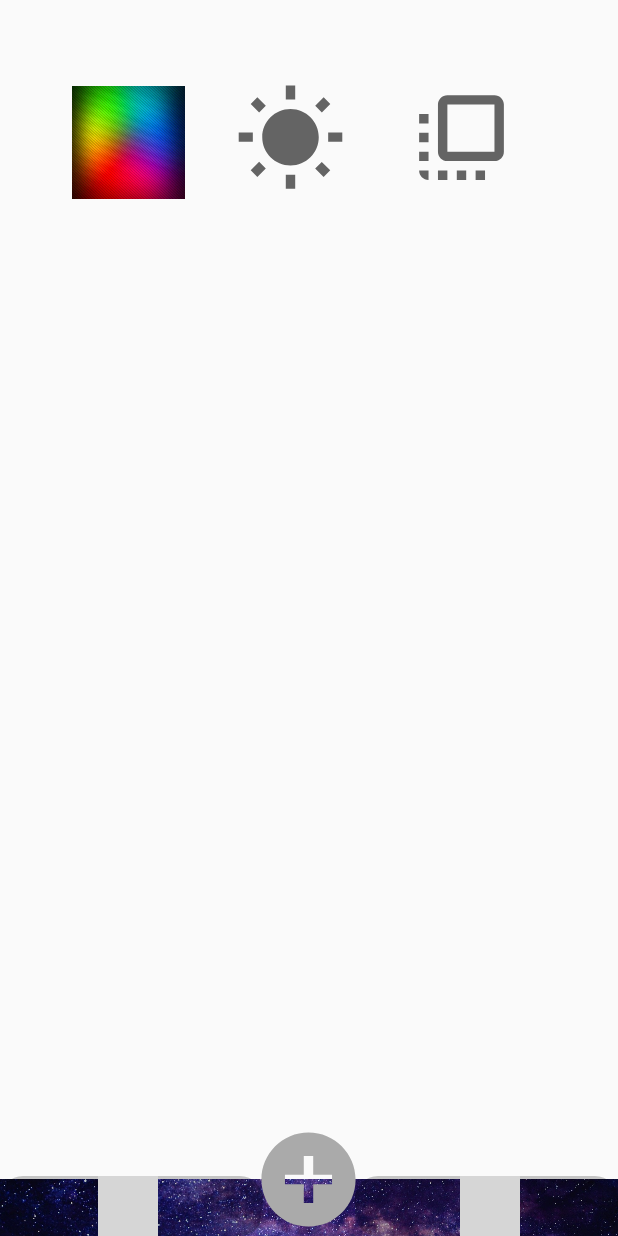
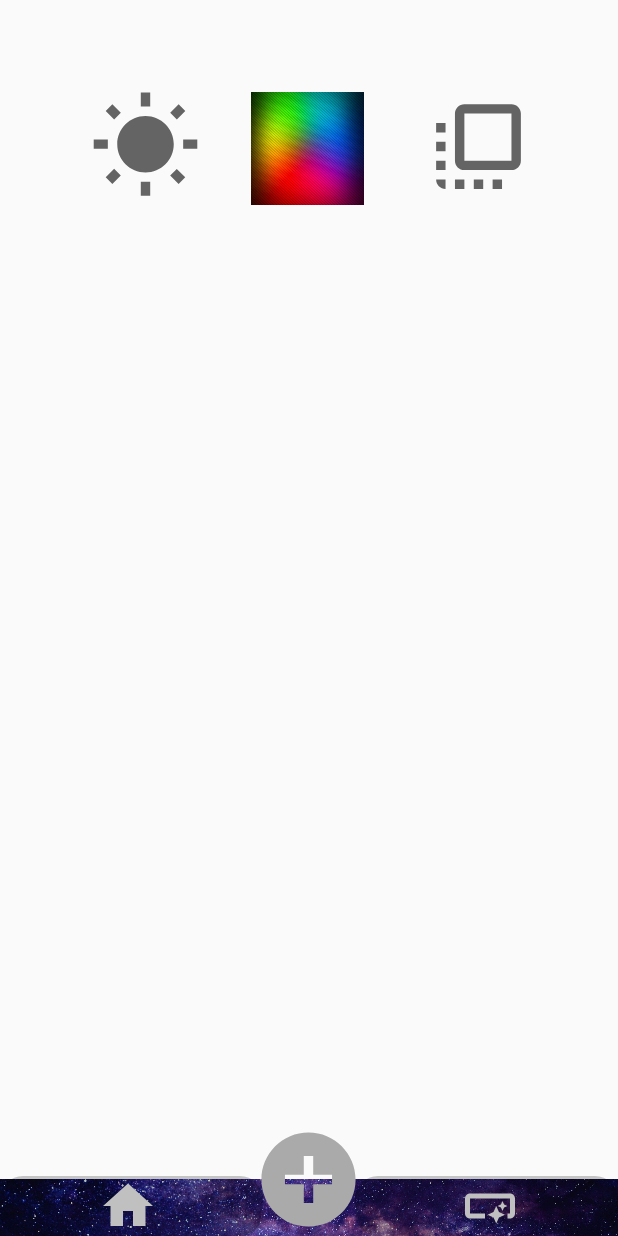
Before and after one commit to Luis29178/BlueApp, an Android app: the PresetActivity screen opened directly, with no data from a screen before it, on a phone screen of 412 x 824 dp. Run offline under Robolectric (Android 15) with nearby library versions, the phone set to English and light mode, and no system bars; grey boxes are pictures that could not be loaded.

Commit message:
Rainbow , Fade , Stic are functioning.

```diff
--- a/app/src/main/java/com/example/theblueapp/BlueToothActivity.java
+++ b/app/src/main/java/com/example/theblueapp/BlueToothActivity.java
@@ -211,11 +211,15 @@ public class BlueToothActivity extends AppCompatActivity implements AdapterView.
     public  void  bOpenPresetActivity(View view)
     {
         Intent mOpenPresets = new Intent(BlueToothActivity.this, PresetActivity.class);
+        BluetoothDevice temp = getIntent().getExtras().getParcelable("currDevice");
+        mOpenPresets.putExtra("currDevice",temp);
         startActivity(mOpenPresets);
     }
     public void bOpenHomeActivity(View view)
     {
         Intent mopenMain = new Intent(BlueToothActivity.this, MainActivity.class);
+        BluetoothDevice temp = getIntent().getExtras().getParcelable("currDevice");
+        mopenMain.putExtra("currDevice",temp);
         startActivity(mopenMain);
 
 
--- a/app/src/main/java/com/example/theblueapp/Color_Dialog.java
+++ b/app/src/main/java/com/example/theblueapp/Color_Dialog.java
@@ -120,7 +120,7 @@ public class Color_Dialog extends AppCompatDialogFragment {
                     _cGreen.setProgress(g);
                     _cBlue.setProgress(b);*/
 
-                    BTHEXcolor = '<'+ String.valueOf(r) +'+'+ String.valueOf(g) +'-'+ String.valueOf(b)+'>';
+                    BTHEXcolor = '<'+ String.valueOf(r) +'+'+ String.valueOf(g) +'-'+ String.valueOf(b)+"*S"+'>';
 
 
                 }
--- /dev/null
+++ b/app/src/main/res/drawable/ic_home.xml
@@ -0,0 +1,10 @@
+<vector xmlns:android="http://schemas.android.com/apk/res/android"
+    android:width="24dp"
+    android:height="24dp"
+    android:viewportWidth="24"
+    android:viewportHeight="24"
+    android:tint="@color/white">
+  <path
+      android:fillColor="@android:color/white"
+      android:pathData="M10,20v-6h4v6h5v-8h3L12,3 2,12h3v8z"/>
+</vector>
--- /dev/null
+++ b/app/src/main/res/drawable/ic_presets.xml
@@ -0,0 +1,10 @@
+<vector xmlns:android="http://schemas.android.com/apk/res/android"
+    android:width="24dp"
+    android:height="24dp"
+    android:viewportWidth="24"
+    android:viewportHeight="24"
+    android:tint="@color/white">
+  <path
+      android:fillColor="@android:color/white"
+      android:pathData="M22,9v6c0,1.1 -0.9,2 -2,2h-1l0,-2h1V9H4v6h6v2H4c-1.1,0 -2,-0.9 -2,-2V9c0,-1.1 0.9,-2 2,-2h16C21.1,7 22,7.9 22,9zM14.5,19l1.09,-2.41L18,15.5l-2.41,-1.09L14.5,12l-1.09,2.41L11,15.5l2.41,1.09L14.5,19zM17,14l0.62,-1.38L19,12l-1.38,-0.62L17,10l-0.62,1.38L15,12l1.38,0.62L17,14zM14.5,19l1.09,-2.41L18,15.5l-2.41,-1.09L14.5,12l-1.09,2.41L11,15.5l2.41,1.09L14.5,19zM17,14l0.62,-1.38L19,12l-1.38,-0.62L17,10l-0.62,1.38L15,12l1.38,0.62L17,14z"/>
+</vector>
--- a/app/src/main/res/layout/color_piker.xml
+++ b/app/src/main/res/layout/color_piker.xml
@@ -1,7 +1,6 @@
 <?xml version="1.0" encoding="utf-8"?>
 <RelativeLayout xmlns:android="http://schemas.android.com/apk/res/android"
     xmlns:app="http://schemas.android.com/apk/res-auto"
-    xmlns:tools="http://schemas.android.com/tools"
     android:layout_width="match_parent"
     android:layout_height="match_parent">
 
--- a/app/src/main/res/layout/presets_layout.xml
+++ b/app/src/main/res/layout/presets_layout.xml
@@ -12,10 +12,12 @@
         android:layout_alignParentStart="true"
         android:layout_alignParentLeft="true"
         android:layout_alignParentTop="true"
-        android:layout_marginStart="48dp"
-        android:layout_marginLeft="48dp"
-        android:layout_marginTop="57dp"
-        android:background="@drawable/rainbow" />
+        android:layout_marginStart="167dp"
+        android:layout_marginLeft="167dp"
+        android:layout_marginTop="61dp"
+        android:background="@drawable/rainbow"
+        android:onClick="RainbowMode"
+        />
 
     <ImageButton
         android:id="@+id/Natural"
@@ -24,10 +26,11 @@
         android:layout_alignParentStart="true"
         android:layout_alignParentLeft="true"
         android:layout_alignParentTop="true"
-        android:layout_marginStart="156dp"
-        android:layout_marginLeft="156dp"
-        android:layout_marginTop="55dp"
-        android:background="@drawable/ic_natural" />
+        android:layout_marginStart="59dp"
+        android:layout_marginLeft="59dp"
+        android:layout_marginTop="60dp"
+        android:background="@drawable/ic_natural"
+        android:onClick="StaticMode"/>
 
     <ImageButton
         android:id="@+id/Rave"
@@ -36,10 +39,12 @@
         android:layout_alignParentStart="true"
         android:layout_alignParentLeft="true"
         android:layout_alignParentTop="true"
-        android:layout_marginStart="270dp"
-        android:layout_marginLeft="270dp"
-        android:layout_marginTop="54dp"
-        android:background="@drawable/ic_baseline_flip_to_front_24" />
+        android:layout_marginStart="281dp"
+        android:layout_marginLeft="281dp"
+        android:layout_marginTop="60dp"
+        android:background="@drawable/ic_baseline_flip_to_front_24"
+        android:onClick="FladeMode"
+        />
 
     <ImageView
         android:id="@+id/FooterBar"
@@ -49,6 +54,7 @@
         android:layout_marginBottom="-4dp"
         android:scaleType="fitCenter"
         app:srcCompat="@drawable/galaxy" />
+
 
     <Button
         android:id="@+id/fcHome"
```
Also changed, not shown: app/src/main/java/com/example/theblueapp/MainActivity.java (+12 -9 lines), app/src/main/java/com/example/theblueapp/PresetActivity.java (+164 -1 lines), app/src/main/res/drawable/menue.xml (added, +10 -0 lines), app/src/main/res/layout/checkbox_fade.xml (added, +104 -0 lines).
